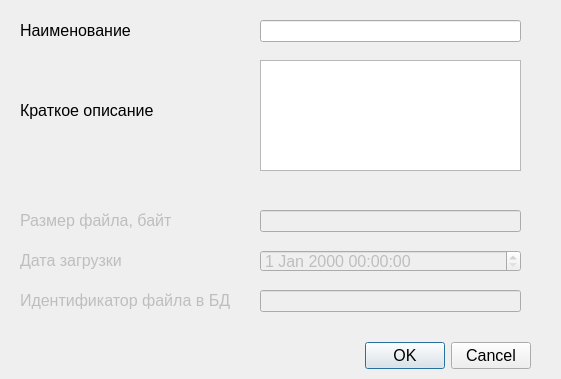
First picture: the form in dialogpushfile.ui, repository AlexShneur/LO_Storage, before the edit.
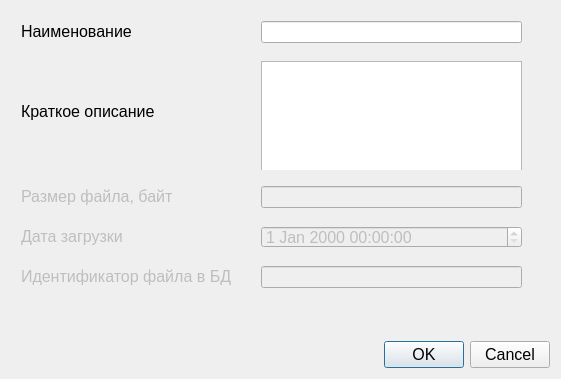
Second picture: the form after the edit.

Patch:
```diff
--- a/dialogpushfile.ui
+++ b/dialogpushfile.ui
@@ -13,13 +13,22 @@
   <property name="windowTitle">
    <string>Загрузка файла</string>
   </property>
-  <widget class="QDialogButtonBox" name="buttonBox">
+  <layout class="QGridLayout" name="gridLayout">
+   <item row="0" column="0">
+    <widget class="QWidget" name="wFileDescription" native="true">
+     <property name="font">
+      <font>
+       <family>Arial</family>
+       <pointsize>12</pointsize>
+      </font>
+     </property>
+     <widget class="QLineEdit" name="leFileName">
    <property name="geometry">
     <rect>
-     <x>270</x>
-     <y>340</y>
+        <x>250</x>
+        <y>10</y>
      <width>261</width>
-     <height>32</height>
+        <height>22</height>
     </rect>
    </property>
    <property name="font">
@@ -28,25 +37,65 @@
      <pointsize>12</pointsize>
     </font>
    </property>
-   <property name="orientation">
-    <enum>Qt::Horizontal</enum>
-   </property>
-   <property name="standardButtons">
-    <set>QDialogButtonBox::Cancel|QDialogButtonBox::Ok</set>
-   </property>
-  </widget>
+      <property name="text">
+       <string/>
+      </property>
+     </widget>
+     <widget class="QLabel" name="lblFileName">
+      <property name="geometry">
+       <rect>
+        <x>10</x>
+        <y>10</y>
+        <width>111</width>
+        <height>21</height>
+       </rect>
+      </property>
+      <property name="font">
+       <font>
+        <family>Arial</family>
+        <pointsize>12</pointsize>
+       </font>
+      </property>
+      <property name="text">
+       <string>Наименование</string>
+      </property>
+     </widget>
+     <widget class="QLabel" name="lblFileDescription">
+      <property name="geometry">
+       <rect>
+        <x>10</x>
+        <y>90</y>
+        <width>141</width>
+        <height>21</height>
+       </rect>
+      </property>
+      <property name="font">
+       <font>
+        <family>Arial</family>
+        <pointsize>12</pointsize>
+       </font>
+      </property>
+      <property name="text">
+       <string>Краткое описание</string>
+      </property>
+     </widget>
+     <widget class="QTextEdit" name="teFileDescription">
+      <property name="geometry">
+       <rect>
+        <x>250</x>
+        <y>50</y>
+        <width>261</width>
+        <height>111</height>
+       </rect>
+      </property>
+     </widget>
+    </widget>
+   </item>
+   <item row="1" column="0">
   <widget class="QWidget" name="wFileDescription_Auto" native="true">
    <property name="enabled">
     <bool>false</bool>
    </property>
-   <property name="geometry">
-    <rect>
-     <x>10</x>
-     <y>200</y>
-     <width>521</width>
-     <height>121</height>
-    </rect>
-   </property>
    <property name="font">
     <font>
      <family>Arial</family>
@@ -159,89 +208,24 @@
     </property>
    </widget>
   </widget>
-  <widget class="QWidget" name="wFileDescription" native="true">
-   <property name="geometry">
-    <rect>
-     <x>10</x>
-     <y>10</y>
-     <width>521</width>
-     <height>171</height>
-    </rect>
-   </property>
+   </item>
+   <item row="2" column="0">
+    <widget class="QDialogButtonBox" name="buttonBox">
    <property name="font">
     <font>
      <family>Arial</family>
      <pointsize>12</pointsize>
     </font>
    </property>
-   <widget class="QLineEdit" name="leFileName">
-    <property name="geometry">
-     <rect>
-      <x>250</x>
-      <y>10</y>
-      <width>261</width>
-      <height>22</height>
-     </rect>
-    </property>
-    <property name="font">
-     <font>
-      <family>Arial</family>
-      <pointsize>12</pointsize>
-     </font>
-    </property>
-    <property name="text">
-     <string/>
-    </property>
-   </widget>
-   <widget class="QLabel" name="lblFileName">
-    <property name="geometry">
-     <rect>
-      <x>10</x>
-      <y>10</y>
-      <width>111</width>
-      <height>21</height>
-     </rect>
-    </property>
-    <property name="font">
-     <font>
-      <family>Arial</family>
-      <pointsize>12</pointsize>
-     </font>
-    </property>
-    <property name="text">
-     <string>Наименование</string>
-    </property>
-   </widget>
-   <widget class="QLabel" name="lblFileDescription">
-    <property name="geometry">
-     <rect>
-      <x>10</x>
-      <y>90</y>
-      <width>141</width>
-      <height>21</height>
-     </rect>
-    </property>
-    <property name="font">
-     <font>
-      <family>Arial</family>
-      <pointsize>12</pointsize>
-     </font>
-    </property>
-    <property name="text">
-     <string>Краткое описание</string>
-    </property>
-   </widget>
-   <widget class="QTextEdit" name="teFileDescription">
-    <property name="geometry">
-     <rect>
-      <x>250</x>
-      <y>50</y>
-      <width>261</width>
-      <height>111</height>
-     </rect>
-    </property>
-   </widget>
-  </widget>
+     <property name="orientation">
+      <enum>Qt::Horizontal</enum>
+     </property>
+     <property name="standardButtons">
+      <set>QDialogButtonBox::Cancel|QDialogButtonBox::Ok</set>
+     </property>
+    </widget>
+   </item>
+  </layout>
  </widget>
  <resources/>
  <connections/>
```
Lines whose indentation alone changed are shown as unchanged.
